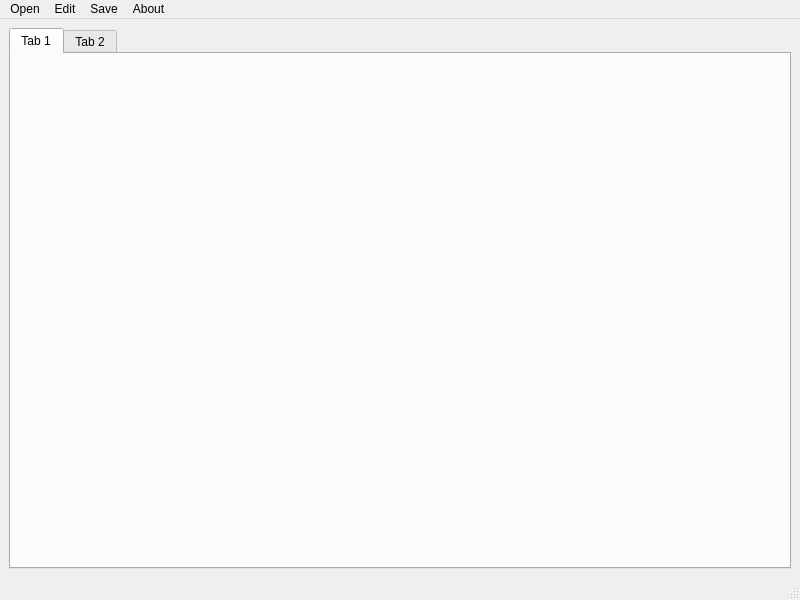
Qt form mainwindow.ui (lflorrie/Refractograms) before a commit.
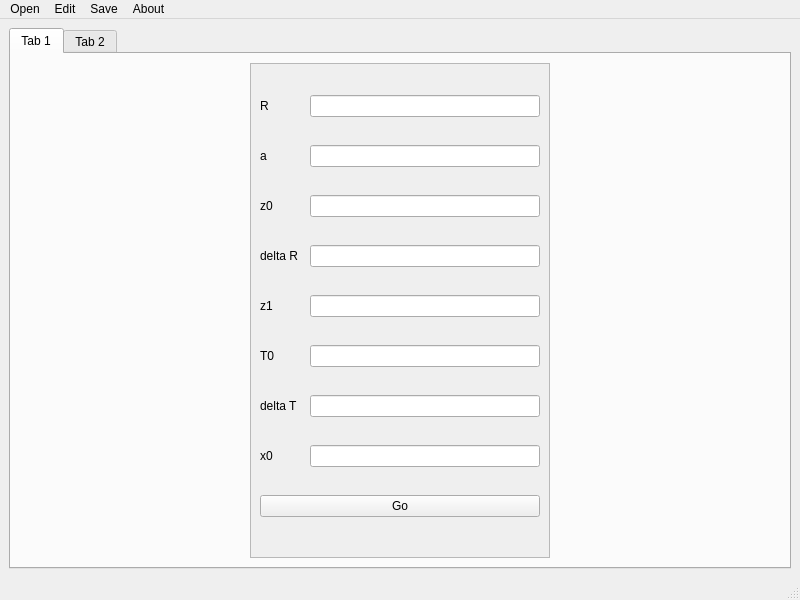
The same form after that commit. The open tabs and pages were chosen to show the change.

The edit to the form file:
```diff
--- a/mainwindow.ui
+++ b/mainwindow.ui
@@ -24,7 +24,120 @@
        <attribute name="title">
         <string>Tab 1</string>
        </attribute>
-       <layout class="QHBoxLayout" name="horizontalLayout"/>
+       <layout class="QHBoxLayout" name="horizontalLayout">
+        <item>
+         <widget class="QScrollArea" name="scrollArea">
+          <property name="maximumSize">
+           <size>
+            <width>300</width>
+            <height>16777215</height>
+           </size>
+          </property>
+          <property name="widgetResizable">
+           <bool>true</bool>
+          </property>
+          <widget class="QWidget" name="scrollAreaWidgetContents">
+           <property name="geometry">
+            <rect>
+             <x>0</x>
+             <y>0</y>
+             <width>298</width>
+             <height>490</height>
+            </rect>
+           </property>
+           <layout class="QGridLayout" name="gridLayout_2">
+            <item row="0" column="2">
+             <widget class="QLineEdit" name="lineEdit"/>
+            </item>
+            <item row="3" column="0">
+             <widget class="QLabel" name="label_4">
+              <property name="text">
+               <string>delta R</string>
+              </property>
+             </widget>
+            </item>
+            <item row="4" column="2">
+             <widget class="QLineEdit" name="lineEdit_5"/>
+            </item>
+            <item row="1" column="2">
+             <widget class="QLineEdit" name="lineEdit_2"/>
+            </item>
+            <item row="3" column="2">
+             <widget class="QLineEdit" name="lineEdit_4"/>
+            </item>
+            <item row="2" column="2">
+             <widget class="QLineEdit" name="lineEdit_3"/>
+            </item>
+            <item row="4" column="0">
+             <widget class="QLabel" name="label_5">
+              <property name="text">
+               <string>z1</string>
+              </property>
+             </widget>
+            </item>
+            <item row="0" column="0">
+             <widget class="QLabel" name="label_2">
+              <property name="text">
+               <string>R</string>
+              </property>
+             </widget>
+            </item>
+            <item row="5" column="0">
+             <widget class="QLabel" name="label_6">
+              <property name="text">
+               <string>T0</string>
+              </property>
+             </widget>
+            </item>
+            <item row="1" column="0">
+             <widget class="QLabel" name="label">
+              <property name="text">
+               <string>a</string>
+              </property>
+             </widget>
+            </item>
+            <item row="6" column="0">
+             <widget class="QLabel" name="label_7">
+              <property name="text">
+               <string>delta T</string>
+              </property>
+             </widget>
+            </item>
+            <item row="2" column="0">
+             <widget class="QLabel" name="label_3">
+              <property name="text">
+               <string>z0</string>
+              </property>
+             </widget>
+            </item>
+            <item row="5" column="2">
+             <widget class="QLineEdit" name="lineEdit_6"/>
+            </item>
+            <item row="6" column="2">
+             <widget class="QLineEdit" name="lineEdit_7"/>
+            </item>
+            <item row="7" column="2">
+             <widget class="QLineEdit" name="lineEdit_8"/>
+            </item>
+            <item row="7" column="0">
+             <widget class="QLabel" name="label_8">
+              <property name="text">
+               <string>x0</string>
+              </property>
+             </widget>
+            </item>
+            <item row="8" column="0" colspan="3">
+             <widget class="QPushButton" name="pushButton">
+              <property name="text">
+               <string>Go</string>
+              </property>
+             </widget>
+            </item>
+           </layout>
+          </widget>
+         </widget>
+        </item>
+       </layout>
       </widget>
       <widget class="QWidget" name="tab_2">
        <attribute name="title">
```
Left out of the diff: 4 changed lines with no effect on the pictures.
